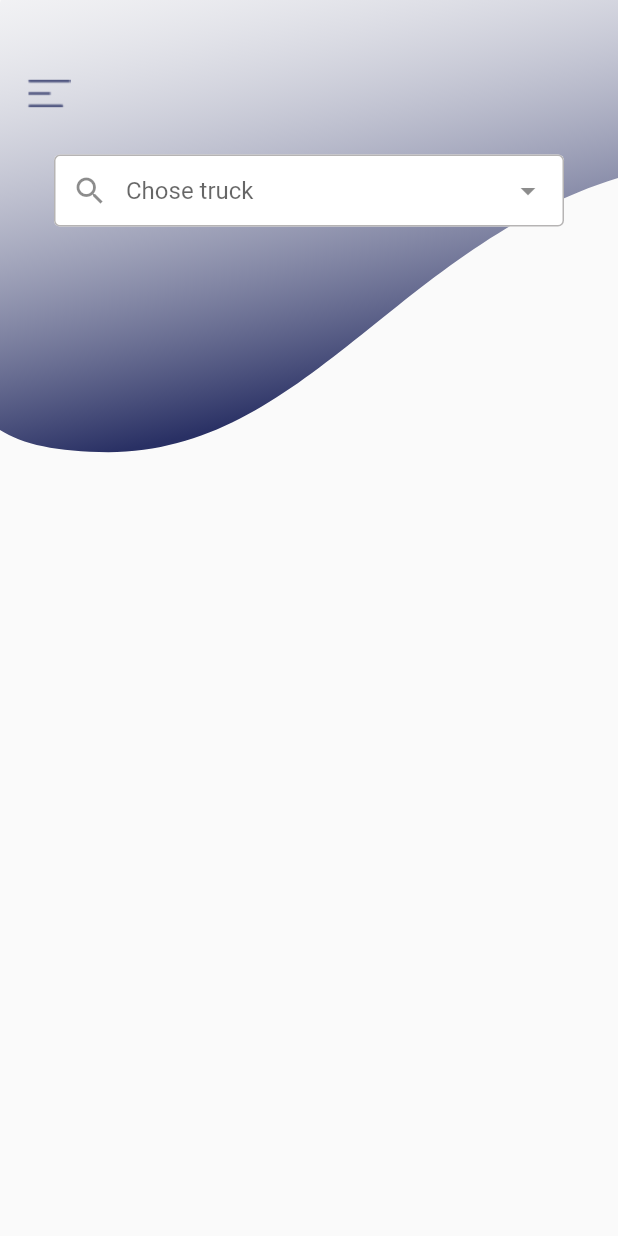
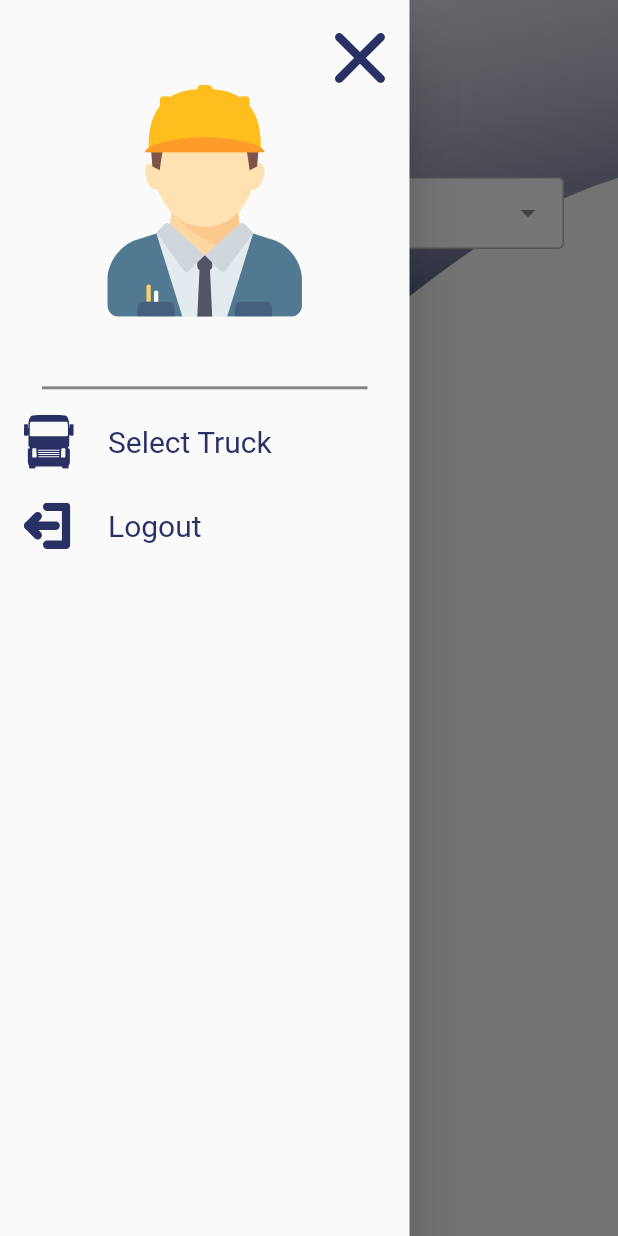
Before and after one commit to islamabdallah/TireManagment_App, a Flutter app: the TruckSelectionScreen screen opened by its route, with the side drawer open (before the commit the screen has no drawer), on a phone screen of 412 x 824 dp. Run offline on Flutter 3.47's test engine with Material 2 defaults, Android fonts, the phone set to English and light mode, and no system bars; drawn by our look-alikes of dropdown_search; our stand-ins replace bloc, dio, flutter_bloc, flutter_screenutil, flutter_svg, page_transition and 2 more; accounts and stored records are empty; statements that could not run were skipped; project files that could hold a hidden picture were left out.

Commit message:
update UI V1

```diff
--- a/lib/ui/modules/login/screens/login_screen.dart
+++ b/lib/ui/modules/login/screens/login_screen.dart
@@ -6,7 +6,6 @@ import 'package:tire_management/ui/modules/login/cubit/cubit.dart';
 import 'package:tire_management/ui/modules/login/cubit/states.dart';
 import 'package:tire_management/ui/shared/components/defualt_button.dart';
 import 'package:tire_management/ui/shared/utils/message_dialog.dart';
-import 'package:tire_management/ui/shared/utils/messages.dart';
 import 'package:tire_management/ui/shared/utils/navigations.dart';
 
 import '../../../shared/components/defualt_text_field.dart';
--- a/lib/ui/modules/truck_selection/cubit/cubit.dart
+++ b/lib/ui/modules/truck_selection/cubit/cubit.dart
@@ -74,6 +74,8 @@ class TruckCubit extends Cubit<TrucksStates> {
   }
 
   void setTrucks(trucks) {
+    trucksList.clear();
+    trucksDropdownList.clear();
     emit(GetTrucksLoadingState());
     print(trucks);
     for (var truck in trucks['result']) {
--- a/lib/ui/modules/truck_selection/screens/truck_selection_screen.dart
+++ b/lib/ui/modules/truck_selection/screens/truck_selection_screen.dart
@@ -9,6 +9,7 @@ import 'package:tire_management/ui/shared/components/defualt_button.dart';
 
 import 'package:tire_management/ui/shared/constants.dart';
 
+import '../../../shared/components/drawer_widget.dart';
 import '../../../shared/utils/navigations.dart';
 import '../../tire_management/screens/tire_management_screen.dart';
 import '../cubit/cubit.dart';
@@ -61,6 +62,7 @@ class _TruckSelectionScreenState extends State<TruckSelectionScreen> {
         var cubit = TruckCubit.get(context);
         return Scaffold(
           resizeToAvoidBottomInset: false,
+          drawer: const DrawerWidget(),
           body: Stack(
             clipBehavior: Clip.none,
             children: [
@@ -149,9 +151,15 @@ class _TruckSelectionScreenState extends State<TruckSelectionScreen> {
                         SizedBox(
                           height: 44.h,
                         ),
-                        Padding(
-                          padding: EdgeInsets.symmetric(horizontal: 14.w),
-                          child: Image.asset('assets/images/menu.png'),
+                        Builder(
+                          builder: (context) {
+                            return Padding(
+                              padding: EdgeInsets.symmetric(horizontal: 14.w),
+                              child: IconButton(onPressed: () {
+                                Scaffold.of(context).openDrawer();
+                              }, icon: Image.asset('assets/images/menu.png'),)
+                            );
+                          }
                         ),
                         SizedBox(
                           height: 24.h,
--- a/lib/ui/shared/components/defualt_button.dart
+++ b/lib/ui/shared/components/defualt_button.dart
@@ -24,7 +24,7 @@ class DefaultButton extends StatelessWidget {
         BoxShadow(
           color: Color(0x26000000),
           blurRadius: 6.r,
-          offset: const Offset(0, 4),
+          offset: Offset(0, 4.h),
         ),
       ]),
       child: ElevatedButton(
@@ -34,7 +34,7 @@ class DefaultButton extends StatelessWidget {
                   borderRadius: BorderRadius.circular(6.r),
                 ),
                   side: BorderSide(
-                    width: 2.0,
+                    width: 2.0.w,
                     color: color,
                   ),
                 primary: isFill?color:Colors.white,
--- /dev/null
+++ b/lib/ui/shared/components/drawer_widget.dart
@@ -0,0 +1,107 @@
+import 'package:flutter/material.dart';
+import 'package:flutter_screenutil/flutter_screenutil.dart';
+import 'package:flutter_svg/flutter_svg.dart';
+import 'package:tire_management/ui/modules/login/screens/login_screen.dart';
+import 'package:tire_management/ui/modules/truck_selection/screens/truck_selection_screen.dart';
+import 'package:tire_management/ui/shared/constants.dart';
+
+class DrawerWidget extends StatelessWidget {
+  const DrawerWidget({Key? key}) : super(key: key);
+
+  @override
+  Widget build(BuildContext context) {
+    var style = TextStyle(
+        color: const Color(0xff293064),
+        fontWeight: FontWeight.w400,
+        fontFamily: "Roboto",
+        fontStyle: FontStyle.normal,
+        fontSize: 20.0.sp);
+    return SizedBox(
+      width: 273.w,
+      child: Drawer(
+        child: ListView(
+          children: <Widget>[
+            Column(
+              children: [
+                Padding(
+                  padding: EdgeInsets.only(right: 15.w, top: 20.h),
+                  child: Align(
+                    alignment: Alignment.topRight,
+                    child: Container(
+                      height: 35.h,
+                      width: 35.h,
+                      padding: EdgeInsets.zero,
+                      child: IconButton(
+                        padding: EdgeInsets.zero,
+                        onPressed: () {
+                          Navigator.pop(context);
+                        },
+                        icon: SvgPicture.asset(
+                          'assets/images/close.svg',
+                          height: 35.h,
+                          width: 35.h,
+                          fit: BoxFit.cover,
+                        ),
+                      ),
+                    ),
+                  ),
+                ),
+                SvgPicture.asset(
+                  'assets/images/profile.svg',
+                  height: 150.h,
+                  width: 150.h,
+                ),
+                SizedBox(
+                  height: 13.h,
+                ),
+                Text(
+                  userData!.email!,
+                  style: TextStyle(
+                      color: const Color(0xff293064),
+                      fontWeight: FontWeight.w700,
+                      fontFamily: "Roboto",
+                      fontStyle: FontStyle.normal,
+                      fontSize: 22.0.sp),
+                ),
+              ],
+            ),
+            Padding(
+              padding: EdgeInsets.symmetric(horizontal: 28.w),
+              child: const Divider(
+                thickness: 2,
+                color: Color(0xff878787),
+              ),
+            ),
+            ListTile(
+              leading: SvgPicture.asset(
+                'assets/images/fontisto_truck.svg',
+                color: mainColor,
+                height: 35.h,
+              ),
+              title: Text("Select Truck",
+                  style: style,),
+              onTap: (){
+                Navigator.popUntil(context, ModalRoute.withName(TruckSelectionScreen.routeName));
+              },
+            ),
+
+            ListTile(
+              leading: Container(
+                child: SvgPicture.asset(
+                  'assets/images/logout.svg',
+                  color: mainColor,
+                  height: 30.h,
+                ),
+              ),
+              title: Text('Logout',style: style,),
+              onTap: (){
+                Navigator.of(context)
+                    .pushNamedAndRemoveUntil(LoginScreen.routeName, (Route<dynamic> route) => false);
+              },
+            ),
+          ],
+        ),
+      ),
+    );
+  }
+}
--- a/lib/ui/shared/utils/loading_dialog.dart
+++ b/lib/ui/shared/utils/loading_dialog.dart
@@ -5,7 +5,9 @@ loadingAlertDialog(BuildContext context) {
     barrierDismissible: false,
     context: context,
     builder: (BuildContext context) {
-      return AlertDialog(
+      return WillPopScope(
+        onWillPop: () async => false,
+        child: AlertDialog(
           content: Row(
             children: [
               const CircularProgressIndicator(),
@@ -15,6 +17,7 @@ loadingAlertDialog(BuildContext context) {
               ),
             ],
           ),
+        ),
       );
     },
   );
```
Also changed, not shown: lib/ui/shared/utils/message_dialog.dart (+5 -2 lines), lib/ui/shared/utils/messages.dart (deleted, +0 -106 lines), assets/images/close.svg (added), assets/images/logout.svg (added), assets/images/profile.svg (added). Lines whose indentation alone changed are shown as unchanged.
